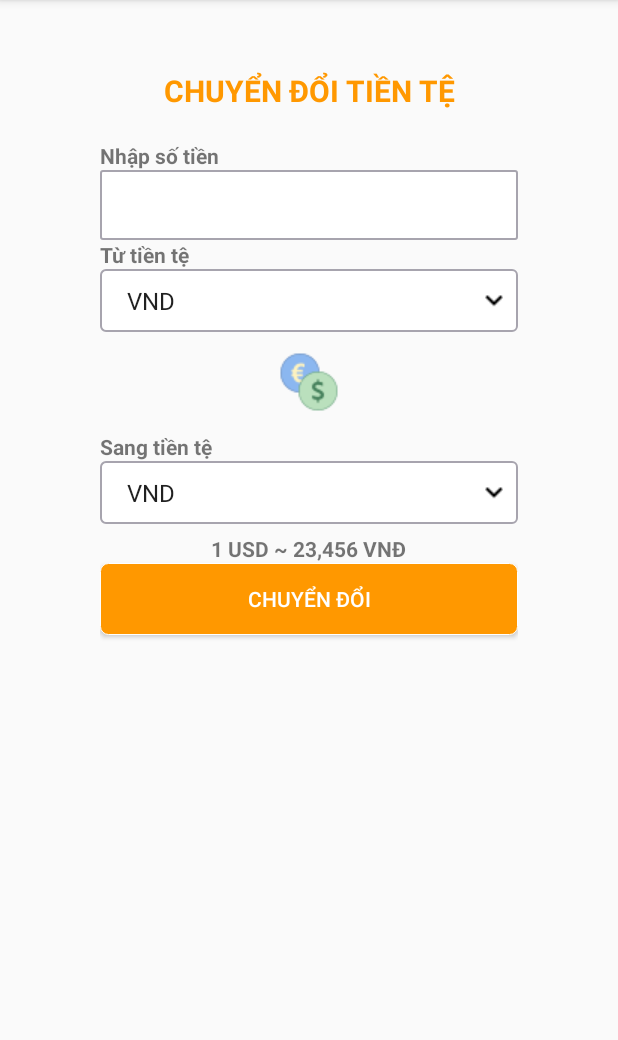
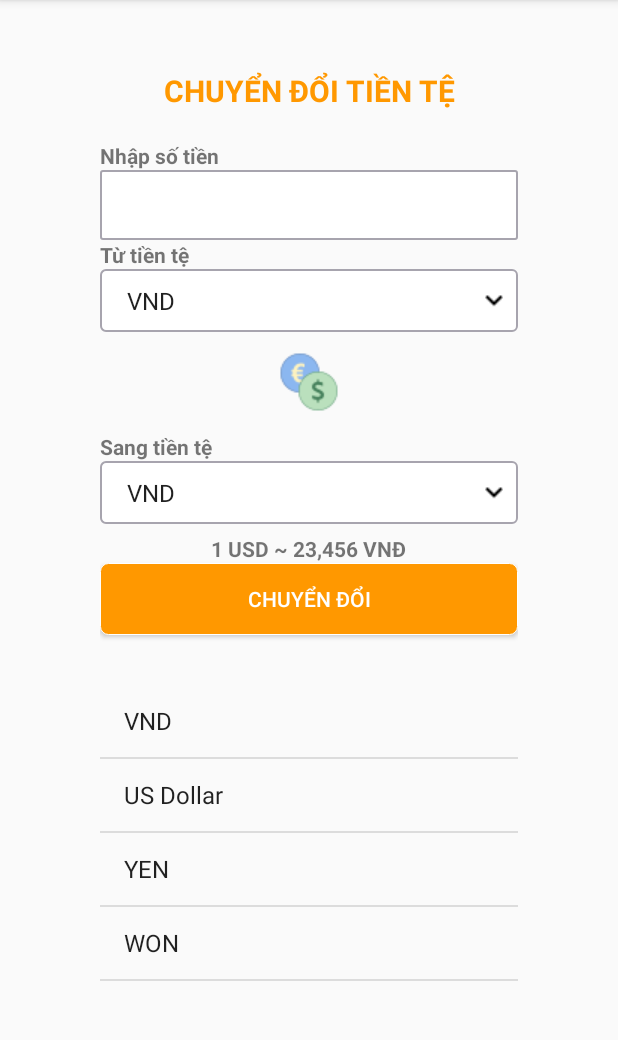
Before and after one commit to hiutd37/App-Doi-Tien-Te, an Android app: the screen it shows after launch (MainActivity), on a phone screen of 412 x 824 dp, the part 84-1124 px from its top. Run offline under Robolectric (Android 15) with nearby library versions, the phone set to English and light mode, and no system bars.

Commit message:
add Element

```diff
--- a/app/src/main/java/com/example/appdoitiente/MainActivity.java
+++ b/app/src/main/java/com/example/appdoitiente/MainActivity.java
@@ -3,25 +3,67 @@ package com.example.appdoitiente;
 import androidx.appcompat.app.AppCompatActivity;
 
 import android.os.Bundle;
+import android.view.View;
 import android.widget.ArrayAdapter;
+import android.widget.Button;
+import android.widget.EditText;
+import android.widget.ListView;
 import android.widget.Spinner;
+import android.widget.Toast;
 
-public class MainActivity extends AppCompatActivity {
+import java.util.ArrayList;
 
+public class MainActivity extends AppCompatActivity implements View.OnClickListener {
+
+    Spinner spinner1;
+    Spinner spinner2;
+    ArrayAdapter<CharSequence> adapterSpinner;
+    ArrayAdapter adapterList;
+    ListView listView;
+    Button buttonConvert;
+    EditText editTextCurrency;
+    ArrayList list;
     @Override
     protected void onCreate(Bundle savedInstanceState) {
         super.onCreate(savedInstanceState);
         setContentView(R.layout.activity_main);
 
-        Spinner spinner1 = (Spinner) findViewById(R.id.simpleSpinner1);
-        Spinner spinner2 = (Spinner) findViewById(R.id.simpleSpinner2);
-        // Create an ArrayAdapter using the string array and a default spinner layout
-        ArrayAdapter<CharSequence> adapter = ArrayAdapter.createFromResource(this, R.array.array, android.R.layout.simple_spinner_item);
-        // Specify the layout to use when the list of choices appears
-        adapter.setDropDownViewResource(android.R.layout.simple_spinner_dropdown_item);
-        // Apply the adapter to the spinner
-        spinner1.setAdapter(adapter);
-        spinner2.setAdapter(adapter);
+        addControls();
+        addEvents();
     }
 
+    private void addEvents() {
+        list= new ArrayList();
+        list.add("VND");
+        list.add("US Dollar");
+        list.add("YEN");
+        list.add("WON");
+
+        adapterSpinner = new ArrayAdapter<>(this,android.R.layout.simple_spinner_item,list);
+        adapterList= new ArrayAdapter(this,android.R.layout.simple_list_item_1,list);
+        adapterSpinner.setDropDownViewResource(android.R.layout.simple_spinner_dropdown_item);
+
+        listView.setAdapter(adapterList);
+        spinner1.setAdapter(adapterSpinner);
+        spinner2.setAdapter(adapterSpinner);
+
+        buttonConvert.setOnClickListener(this);
+
+    }
+
+    private void addControls() {
+        spinner1 = (Spinner) findViewById(R.id.simpleSpinner1);
+        spinner2 = (Spinner) findViewById(R.id.simpleSpinner2);
+        listView=findViewById(R.id.listView);
+        buttonConvert=findViewById(R.id.buttonConvert);
+        editTextCurrency= findViewById(R.id.editTextCurrency);
+    }
+
+    @Override
+    public void onClick(View v) {
+        switch (v.getId()){
+            case R.id.buttonConvert:
+                Toast.makeText(this,"ádadasda",Toast.LENGTH_LONG).show();
+        }
+    }
 }
--- a/app/src/main/res/layout/activity_main.xml
+++ b/app/src/main/res/layout/activity_main.xml
@@ -38,6 +38,7 @@
                 android:textStyle="bold" />
 
             <EditText
+                android:id="@+id/editTextCurrency"
                 android:layout_width="match_parent"
                 android:layout_height="wrap_content"
                 android:background="@drawable/edittextbackground"
@@ -126,6 +127,7 @@
     </LinearLayout>
 
     <TextView
+        android:id="@+id/textViewConvert"
         android:layout_width="wrap_content"
         android:layout_height="wrap_content"
         android:layout_gravity="center"
@@ -134,6 +136,7 @@
         android:textStyle="bold" />
 
     <Button
+        android:id="@+id/buttonConvert"
         android:layout_width="match_parent"
         android:layout_height="wrap_content"
         android:layout_gravity="center"
@@ -141,4 +144,11 @@
         android:ems="11"
         android:text="Chuyển đổi"
         android:textColor="#ffffff" />
+
+    <ListView
+        android:id="@+id/listView"
+        android:layout_width="match_parent"
+        android:layout_height="match_parent"
+        android:layout_marginTop="50px"
+        android:layout_marginBottom="70px" />
 </LinearLayout>
```
